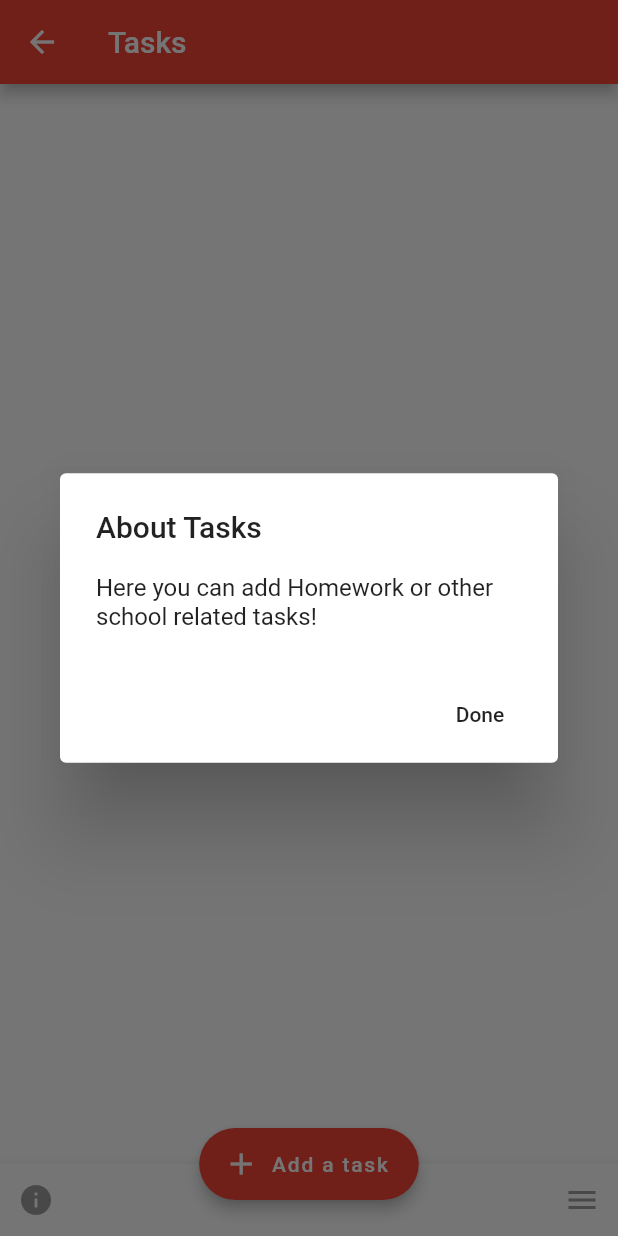
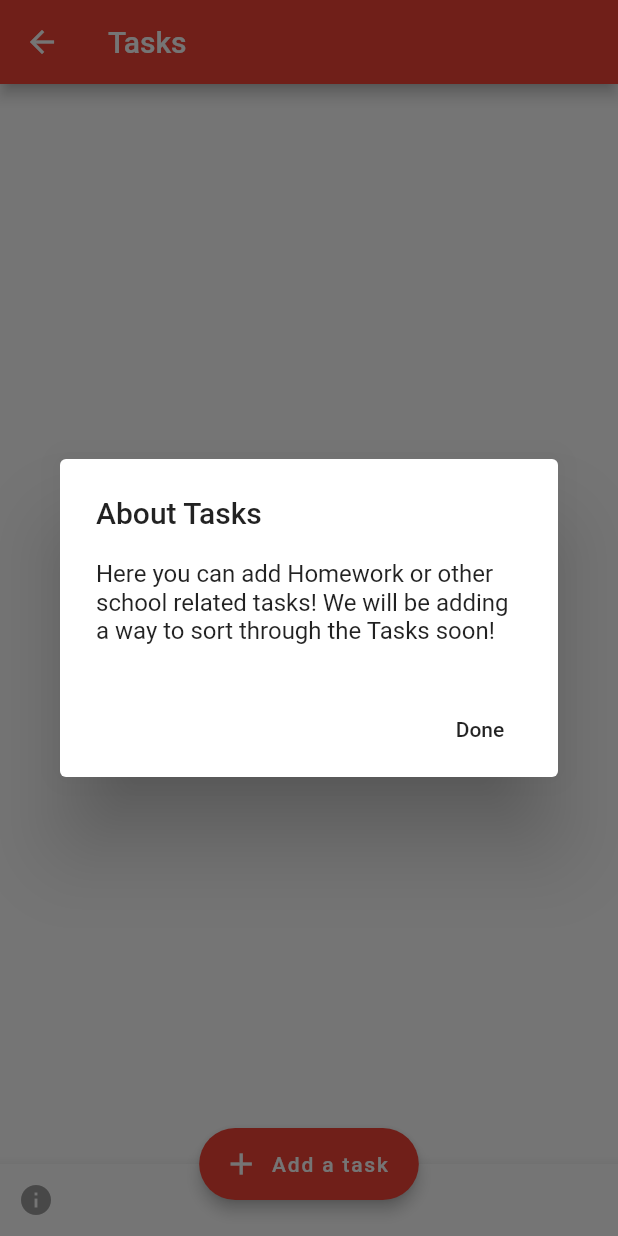
Before and after one commit to partnercloudsupport/Redwood, a Flutter app: the Todo screen opened by its route, after a tap on the "info" icon, on a phone screen of 412 x 824 dp. Run offline on Flutter 3.47's test engine with Material 2 defaults, Android fonts, the phone set to English and light mode, and no system bars; our stand-ins replace cloud_firestore, connectivity, firebase_database, firebase_messaging, flutter_local_notifications, flutter_secure_storage and 6 more; missing offline and left inert: flutter_villains, flutter_youtube, quick_actions, scalable_image; accounts and stored records are empty; statements that could not run were skipped.

Commit message:
Removed sort button till its finished

```diff
--- a/lib/todo/todo.dart
+++ b/lib/todo/todo.dart
@@ -49,7 +49,7 @@ class _TodoState extends State<Todo> {
         return AlertDialog(
           title: new Text("About Tasks"),
           content: new Text(
-              'Here you can add Homework or other school related tasks!'),
+              'Here you can add Homework or other school related tasks! We will be adding a way to sort through the Tasks soon!'),
           actions: <Widget>[
             // usually buttons at the bottom of the dialog
             new FlatButton(
@@ -119,11 +119,11 @@ class _TodoState extends State<Todo> {
                 color: Colors.grey,
                 onPressed: _showAboutDialog,
               ),
-              IconButton(
-                icon: Icon(Icons.menu),
-                color: Colors.grey,
-                onPressed: _showSortMenu,
-              ),
+//              IconButton(
+//                icon: Icon(Icons.menu),
+//                color: Colors.grey,
+//                onPressed: _showSortMenu,
+//              ),
             ],
           ),
         ),
```
